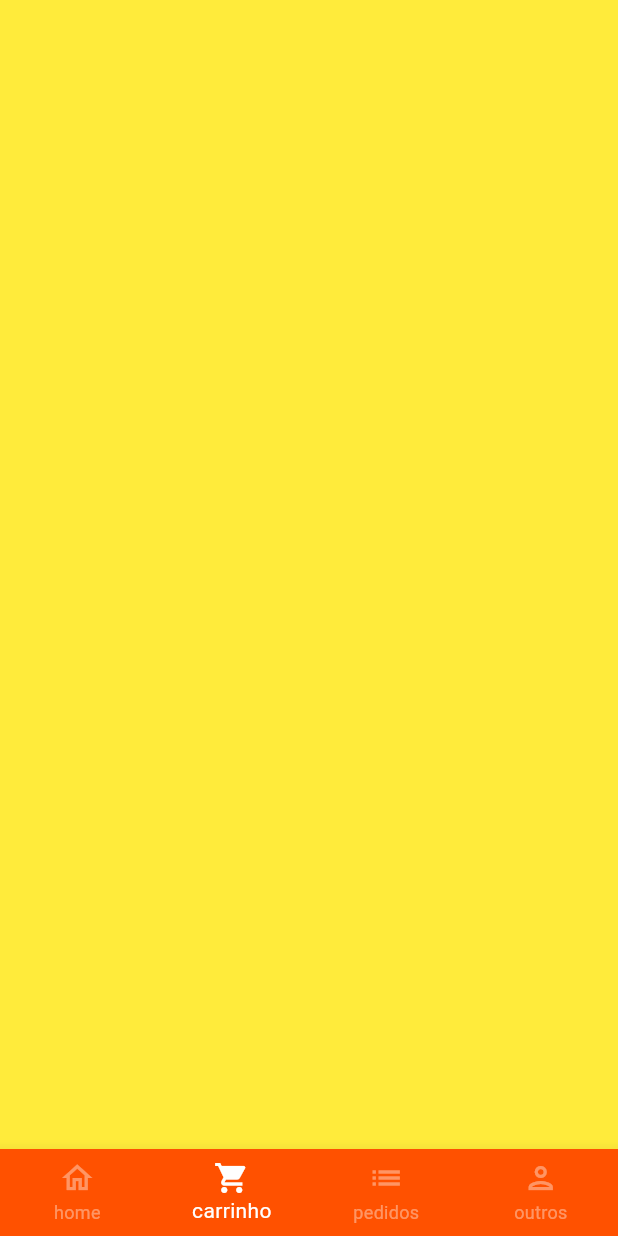
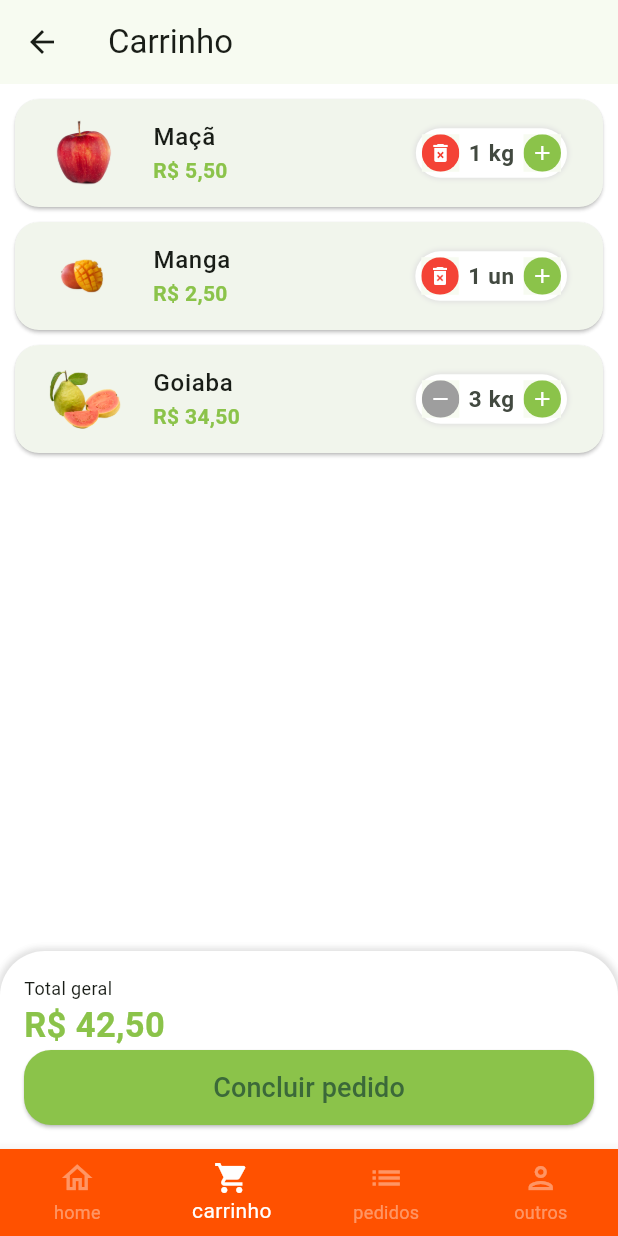
Before and after one commit to ghdss-dev/imperio_das_frutas, a Flutter app: the Basescreen screen opened directly, item 2 of the bottom bar chosen, on a phone screen of 412 x 824 dp. Run offline on Flutter 3.47's test engine with Material 3 defaults, Android fonts, the light colour scheme and no system bars; our stand-ins replace animated_text_kit, mask_text_input_formatter.

```diff
--- a/lib/config/app_data.dart
+++ b/lib/config/app_data.dart
@@ -1,3 +1,7 @@
+import 'package:imperio_das_frutas/models/cart_item_model.dart';
+import 'package:imperio_das_frutas/models/order_model.dart';
+import 'package:imperio_das_frutas/models/user_model.dart';
+
 import '../models/item_model.dart';
 
 ItemModel apple = ItemModel(
@@ -67,13 +71,59 @@ List<ItemModel> items = [
 ];
 
 final List<String> categories = [
-    'executivos',
-    'bebidas',
-    'sobremessas',
-    'promo da semana',
-    'Entradas e petiscos',
-    'pratos kid/individual',
-    'fit',
-    'acompanhamentos',
-    'frutas',
+    'Frutas',
+    'Grãos',
+    'Verduras',
+    'Temperos',
+    'Cereais'
 ];
+
+List<CartItemModel> cartItems = [
+
+    CartItemModel(
+        item: apple,
+        quantity: 1
+    ),
+
+    CartItemModel(
+        item: mango,
+        quantity: 1
+    ),
+
+    CartItemModel(
+        item: guava,
+        quantity: 3
+    )
+];
+
+UserModel user = UserModel(
+
+    phone: '99 9 9999-9999',
+    cpf: '999.999.999-99',
+    email: 'gustavotinho@hotmail.com',
+    name: 'Gustavo Henrique',
+    password: '',
+);
+
+List<OrderModel> orders = [
+
+    OrderModel(
+        copyAndPaste: 'q1w2e3r4t5y6',
+        createdDateTime: DateTime.parse(
+            '2021-06-08 10:00:10.458',
+        ),
+        overdueDateTime: DateTime.parse(
+            '2021-06-08 11:00:10.458',
+        ),
+
+        id: 'asd6a54da6s2d1',
+        status: 'pending_payment',
+        total: 11.0,
+        items: [
+            CartItemModel(
+                item: apple,
+                quantity: 2,
+            ),
+        ],
+    ),
+];
--- a/lib/config/custom_colors.dart
+++ b/lib/config/custom_colors.dart
@@ -3,7 +3,7 @@ import 'package:flutter/material.dart';
 Map<int, Color> _swatchOpacity = {
 
   50: const Color.fromARGB(255, 247, 70,1, ),
-  100: const Color.fromARGB(255, 247, 70, 2),
+  100: const Color.fromARGB(255, 230, 222, 218),
   200: const Color.fromARGB(255, 247, 70, 3),
   300: const Color.fromARGB(255, 247, 70, 4),
   400: const Color.fromARGB(255, 247, 70, 5),
--- a/lib/main.dart
+++ b/lib/main.dart
@@ -17,7 +17,7 @@ class MyApp extends StatelessWidget {
     return MaterialApp(
       title: 'Flutter Demo',
       theme: ThemeData(
-        colorScheme: ColorScheme.fromSeed(seedColor: Colors.deepPurple),
+        colorScheme: ColorScheme.fromSeed(seedColor: Colors.green),
         scaffoldBackgroundColor: Colors.white.withAlpha(190),
       ),
       debugShowCheckedModeBanner: false,
--- /dev/null
+++ b/lib/models/cart_item_model.dart
@@ -0,0 +1,15 @@
+import 'package:imperio_das_frutas/models/item_model.dart';
+
+class CartItemModel {
+
+  ItemModel item;
+  int quantity;
+
+  CartItemModel({
+   required this.item,
+   required this.quantity,
+  });
+
+  double totalPrice() => item.price * quantity;
+
+}
--- a/lib/pages/auth/sign_in_screen.dart
+++ b/lib/pages/auth/sign_in_screen.dart
@@ -6,7 +6,7 @@ import 'package:imperio_das_frutas/pages/auth/sign_up_screen.dart';
 import '../../config/custom_colors.dart';
 import '../base/base_screen.dart';
 
-import 'components/customtextfield.dart';
+import '../common_widgets/custom_text_field.dart';
 
 class SignInscreen extends StatelessWidget {
   const SignInscreen({super.key});
@@ -32,7 +32,7 @@ class SignInscreen extends StatelessWidget {
                       ),
                       children: [
                         TextSpan(
-                            text: 'Império',
+                            text: 'Império ',
                             style: TextStyle(color: Colors.white)),
                         TextSpan(
                             text: 'Das Frutas',
--- a/lib/pages/auth/sign_up_screen.dart
+++ b/lib/pages/auth/sign_up_screen.dart
@@ -3,7 +3,7 @@ import 'package:flutter/material.dart';
 import 'package:mask_text_input_formatter/mask_text_input_formatter.dart';
 
 import '../../config/custom_colors.dart';
-import 'components/customtextfield.dart';
+import '../common_widgets/custom_text_field.dart';
 
 class SignUpScreen extends StatelessWidget {
    SignUpScreen({super.key});
--- a/lib/pages/base/base_screen.dart
+++ b/lib/pages/base/base_screen.dart
@@ -1,4 +1,7 @@
 import 'package:flutter/material.dart';
+import 'package:imperio_das_frutas/pages/cart/cart_tab.dart';
+import 'package:imperio_das_frutas/pages/orders/orders_tab.dart';
+import 'package:imperio_das_frutas/pages/profile/profile_tab.dart';
 import '../home/home_tab.dart';
 
 // ignore: must_be_immutable
@@ -20,15 +23,9 @@ class _BasescreenState extends State<Basescreen> {
         physics: const NeverScrollableScrollPhysics(),
         children: [
           const HomeTab(),
-          Container(
-            color: Colors.yellow,
-          ),
-          Container(
-            color: Colors.purple,
-          ),
-          Container(
-            color: Colors.orange,
-          ),
+          CartTab(),
+          OrdersTab(),
+          ProfileTab(),
         ],
       ),
       bottomNavigationBar: BottomNavigationBar(
--- /dev/null
+++ b/lib/pages/cart/cart_tab.dart
@@ -0,0 +1,158 @@
+import 'package:flutter/material.dart';
+import 'package:imperio_das_frutas/config/custom_colors.dart';
+import 'package:imperio_das_frutas/models/cart_item_model.dart';
+import 'package:imperio_das_frutas/pages/cart/components/cart_tile.dart';
+import 'package:imperio_das_frutas/services/utils_services.dart';
+import 'package:imperio_das_frutas/config/app_data.dart' as appData;
+
+class CartTab extends StatefulWidget {
+  CartTab({super.key});
+
+  @override
+  State<CartTab> createState() => _CartTabState();
+}
+
+class _CartTabState extends State<CartTab> {
+  final UtilsServices utilsServices = UtilsServices();
+
+  void removeItemFromCart(CartItemModel cartItem) {
+    setState(() {
+      appData.cartItems.remove(cartItem);
+    });
+  }
+
+  double cartTotalPrice() {
+
+    double total = 0;
+
+    for (var item in appData.cartItems) {
+
+      total += item.totalPrice();
+    }
+
+    return total;
+  }
+
+  @override
+  Widget build(BuildContext context) {
+    return Scaffold(
+      appBar: AppBar(
+        title: const Text('Carrinho'),
+      ),
+
+      body: Column(
+
+        children: [
+
+          Expanded(
+
+            child: ListView.builder(
+                itemCount: appData.cartItems.length,
+                itemBuilder: (_, index) {
+                  return CartTile(
+                      cartItem: appData.cartItems[index],
+                      remove: removeItemFromCart
+                  );
+                },
+            )
+          ),
+
+
+
+          Container(
+            padding: const EdgeInsets.all(16),
+            decoration: BoxDecoration(
+              color: Colors.white,
+              borderRadius: BorderRadius.vertical(
+                top: Radius.circular(30),
+              ),
+              boxShadow: [
+                BoxShadow(
+                  color: Colors.grey.shade300,
+                  blurRadius: 3,
+                  spreadRadius: 2,
+                )
+              ]
+            ),
+
+            child: Column(
+              crossAxisAlignment: CrossAxisAlignment.stretch,
+              children: [
+                const Text(
+                  'Total geral',
+                  style: TextStyle(
+                    fontSize: 12,
+                  ),
+                ),
+                Text(
+                  utilsServices.priceToCurrency(cartTotalPrice()),
+                  style: TextStyle(
+                    fontSize: 23,
+                    color: CustomColors.customSwatchColor,
+                    fontWeight: FontWeight.bold
+                  ),
+                ),
+                SizedBox(
+                  height: 50,
+                  child: ElevatedButton(
+                    style: ElevatedButton.styleFrom(
+                      backgroundColor: CustomColors.customSwatchColor,
+                      shape: RoundedRectangleBorder(
+                        borderRadius: BorderRadius.circular(18),
+                      ),
+                    ),
+                    onPressed: () async {
+                      bool? result = await showOrderConfirmation();
+                      print(result);
+                    },
+                    child: Text(
+                        'Concluir pedido',
+                      style: TextStyle(
+                        fontSize: 18
+                      ),
+                    ),
+                  ),
+                ),
+              ],
+            ),
+          )
+        ],
+      ),
+    );
+  }
+
+  Future<bool?> showOrderConfirmation() {
+
+    return showDialog<bool>(
+      context: context,
+      builder: (context) {
+        return AlertDialog(
+          shape: RoundedRectangleBorder(
+            borderRadius: BorderRadius.circular(20),
+          ),
+          title: const Text('Configuração'),
+          content: const Text('Deseja realmente concluir o pedido ?'),
+          actions: [
+            TextButton(
+              onPressed: () {
+                Navigator.of(context).pop(false);
+              } ,
+              child: Text('Não'),
+            ),
+            ElevatedButton(
+              style: ElevatedButton.styleFrom(
+                shape: RoundedRectangleBorder(
+                  borderRadius: BorderRadius.circular(20),
+                ),
+              ),
+              onPressed: () {
+                Navigator.of(context).pop(true);
+              },
+              child: const Text('Sim'),
+            )
+          ],
+        );
+      }
+    );
+  }
+}
--- /dev/null
+++ b/lib/pages/cart/components/cart_tile.dart
@@ -0,0 +1,75 @@
+import 'package:flutter/material.dart';
+import 'package:imperio_das_frutas/config/custom_colors.dart';
+import 'package:imperio_das_frutas/models/cart_item_model.dart';
+import 'package:imperio_das_frutas/pages/common_widgets/quantity_widget.dart';
+import 'package:imperio_das_frutas/services/utils_services.dart';
+
+class CartTile extends StatefulWidget {
+
+  final CartItemModel cartItem;
+  final Function(CartItemModel) remove;
+
+  CartTile({
+    Key? key,
+    required this.cartItem,
+    required this.remove,
+  }) : super(key: key);
+
+  @override
+  State<CartTile> createState() => _CartTileState();
+}
+
+class _CartTileState extends State<CartTile> {
+  final UtilsServices utilsServices = UtilsServices();
+
+  @override
+  Widget build(BuildContext context) {
+    // TODO: implement build
+    return Card(
+      margin: EdgeInsets.fromLTRB(10, 10, 10, 0),
+      shape: RoundedRectangleBorder(
+        borderRadius: BorderRadius.circular(16),
+      ),
+      child: ListTile(
+
+        leading: Image.asset(
+            widget.cartItem.item.imgUrl,
+            height: 60,
+            width: 60,
+        ),
+
+        title: Text(
+            widget.cartItem.item.itemName,
+            style: TextStyle(
+              fontWeight: FontWeight.w500,
+            ),
+        ),
+
+        // Total
+        subtitle: Text(
+          utilsServices.priceToCurrency(widget.cartItem.totalPrice()),
+          style: TextStyle(
+            color: CustomColors.customSwatchColor,
+            fontWeight: FontWeight.bold
+          ),
+        ),
+        // Quantidade
+        trailing: QuantityWidget(
+          suffixText: widget.cartItem.item.unit,
+          value: widget.cartItem.quantity,
+          result: (quantity) {
+
+            setState(() {
+              widget.cartItem.quantity = quantity;
+
+              if (quantity == 0) {
+                widget.remove(widget.cartItem);
+              }
+            });
+          },
+          isRemovable: true,
+        ),
+      ),
+    );
+  }
+}
--- a/lib/pages/common_widgets/quantity_widget.dart
+++ b/lib/pages/common_widgets/quantity_widget.dart
@@ -6,12 +6,14 @@ class QuantityWidget extends StatelessWidget {
   final int value;
   final String suffixText;
   final Function(int quantity) result;
+  final bool isRemovable;
 
   const QuantityWidget({
     Key? key,
     required this.suffixText,
     required this.value,
     required this.result,
+    this.isRemovable = false,
   }) : super(key: key);
 
   @override
@@ -29,17 +31,19 @@ class QuantityWidget extends StatelessWidget {
           )
         ],
       ),
-      child: Row(children: [
-        _QuantityButton(
-          icon: Icons.remove,
-          color: Colors.grey,
-          onPressed: () {
-            if (value == 1) return;
+      child: Row(
+          mainAxisSize: MainAxisSize.min,
+          children: [
+            _QuantityButton(
+              icon: !isRemovable || value > 1 ? Icons.remove : Icons.delete_forever,
+              color: !isRemovable || value > 1 ? Colors.grey : Colors.red,
+              onPressed: () {
+                if (value == 1 && !isRemovable) return;
 
-            int resultCount = value - 1;
+                int resultCount = value - 1;
 
-            result(resultCount);
-          },
+                result(resultCount);
+              },
         ),
         Padding(
           padding: const EdgeInsets.symmetric(horizontal: 6),
--- a/lib/services/utils_services.dart
+++ b/lib/services/utils_services.dart
@@ -1,4 +1,5 @@
 import 'package:intl/intl.dart';
+import 'package:intl/date_symbol_data_local.dart';
 
 class UtilsServices {
 
@@ -8,4 +9,12 @@ class UtilsServices {
 
     return numberFormat.format(price);
   }
+
+  String formatDateTime(DateTime dateTime) {
+
+    initializeDateFormatting();
+
+    DateFormat dateFormat = DateFormat.yMd('pt_BR').add_Hm();
+    return dateFormat.format(dateTime);
+  }
 }
```
Also changed, not shown: lib/models/order_model.dart (added, +23 -0 lines), lib/models/user_model.dart (added, +17 -0 lines), lib/pages/common_widgets/custom_text_field.dart (renamed from lib/pages/auth/components/customtextfield.dart, +13 -7 lines), lib/pages/orders/components/order_tile.dart (added, +42 -0 lines), lib/pages/orders/orders_tab.dart (added, +24 -0 lines), lib/pages/profile/profile_tab.dart (added, +174 -0 lines).
